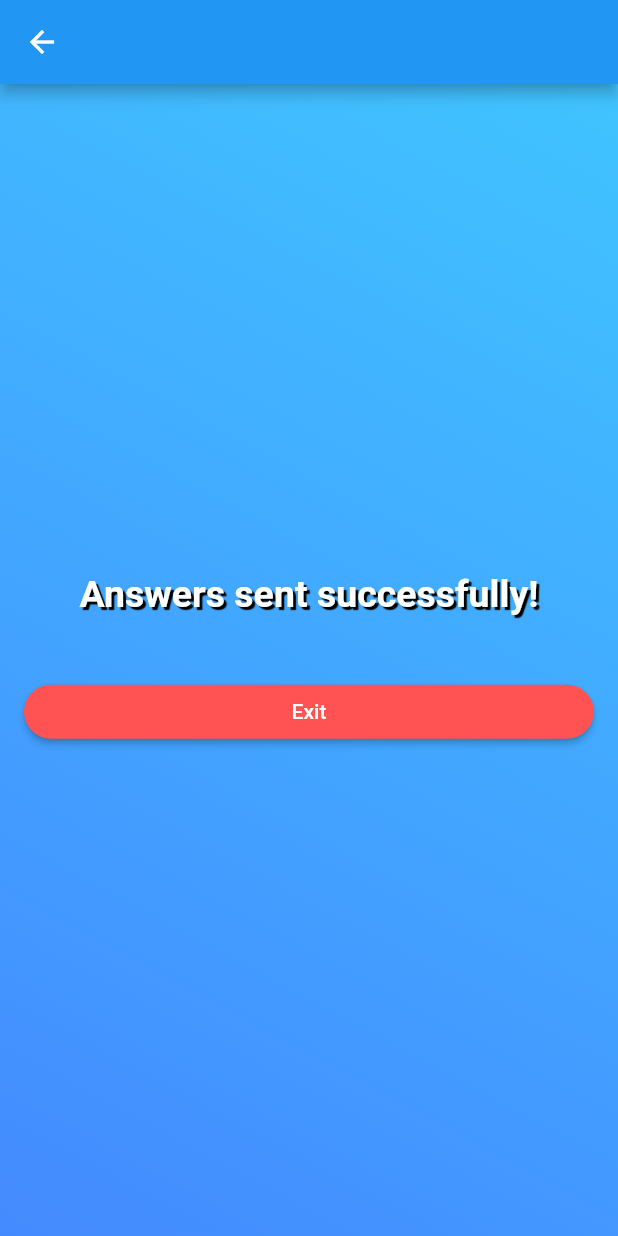
After one commit to dt170/flutter_answer_me, a Flutter app: the FinishScreen screen opened by its route, on a phone screen of 412 x 824 dp. The commit adds this screen. Run offline on Flutter 3.47's test engine with Material 2 defaults, Android fonts, the phone set to English and light mode, and no system bars; our stand-ins replace flutter_bloc.

Commit message:
sending answer and navigate to finish_screen.dart

```diff
--- a/lib/main.dart
+++ b/lib/main.dart
@@ -1,4 +1,6 @@
 import 'package:flutter/material.dart';
+import 'package:flutter_answer_me/screens/finish_screen.dart';
+import 'package:flutter_answer_me/screens/question_screen.dart';
 import 'screens/login_screen.dart';
 import 'package:flutter_bloc/flutter_bloc.dart';
 import 'bloc/question_bloc.dart';
@@ -18,6 +20,8 @@ class MyApp extends StatelessWidget {
         initialRoute: Login.id,
         routes: {
           Login.id: (context) => Login(),
+          FinishScreen.id: (context) => FinishScreen(),
+          QuestionScreen.id: (context) => QuestionScreen(),
         },
       ),
     );
--- /dev/null
+++ b/lib/screens/finish_screen.dart
@@ -0,0 +1,55 @@
+import 'package:flutter/material.dart';
+import 'package:flutter/services.dart';
+import 'package:flutter_answer_me/constants/constants.dart';
+
+class FinishScreen extends StatefulWidget {
+  static const String id = 'finish_screen';
+  @override
+  _FinishScreenState createState() => _FinishScreenState();
+}
+
+class _FinishScreenState extends State<FinishScreen> {
+  @override
+  @override
+  Widget build(BuildContext context) {
+    return SafeArea(
+      child: Scaffold(
+        appBar: AppBar(),
+        backgroundColor: Colors.blue,
+        body: Container(
+          height: double.infinity, //set the background to fill all height
+          decoration: kBackgroundDecorationStyle,
+          child: Padding(
+            padding: EdgeInsets.all(16),
+            child: Column(
+              crossAxisAlignment: CrossAxisAlignment.stretch,
+              mainAxisAlignment: MainAxisAlignment.center,
+              children: [
+                Center(
+                  child: Text(
+                    'Answers sent successfully!',
+                    style: kQuestionHeadLineTextStyle,
+                  ),
+                ),
+                SizedBox(
+                  height: 40,
+                ),
+                RaisedButton(
+                  color: Colors.redAccent,
+                  onPressed: () {
+                    print('exit from application');
+                    //this will exit from the application be aware it works for android not for ios
+                    SystemChannels.platform.invokeMethod('SystemNavigator.pop');
+                  },
+                  textColor: Colors.white,
+                  shape: StadiumBorder(),
+                  child: Text('Exit'),
+                ),
+              ],
+            ),
+          ),
+        ),
+      ),
+    );
+  }
+}
--- a/lib/screens/question_screen.dart
+++ b/lib/screens/question_screen.dart
@@ -5,11 +5,13 @@ import 'package:flutter_answer_me/bloc/question_bloc.dart';
 import 'package:flutter_answer_me/events/question_event.dart';
 import 'package:flutter_answer_me/model/answers.dart';
 import 'package:flutter_answer_me/model/questions.dart';
+import 'package:flutter_answer_me/screens/finish_screen.dart';
 import 'package:flutter_answer_me/server_req/handle_server.dart';
 import 'package:flutter_bloc/flutter_bloc.dart';
 import 'package:flutter_answer_me/constants/constants.dart';
 
 class QuestionScreen extends StatefulWidget {
+  static const String id = 'question_screen';
   @override
   _QuestionScreenState createState() => _QuestionScreenState();
 }
@@ -70,7 +72,14 @@ class _QuestionScreenState extends State<QuestionScreen> {
           actions: [
             CupertinoDialogAction(
               child: FlatButton(
-                onPressed: () {},
+                onPressed: () {
+                  for (final answer in answersList) {
+                    server.sendUserAnswer(answer).then((value) {
+                      print('The answer was send : $value');
+                    });
+                  }
+                  Navigator.pushNamed(context, FinishScreen.id);
+                },
                 child: Text('Yes'),
               ),
             ),
@@ -232,12 +241,6 @@ class _QuestionScreenState extends State<QuestionScreen> {
                                     onPressed: () {
                                       _formKey.currentState.save();
                                       if (_formKey.currentState.validate()) {
-                                        // server
-                                        //     .sendUserAnswer(answersList[1])
-                                        //     .then((value) {
-                                        //   print('The answer was send :$value');
-                                        // });
-
                                         _showMyFinishDialog();
                                       }
                                     },
```
